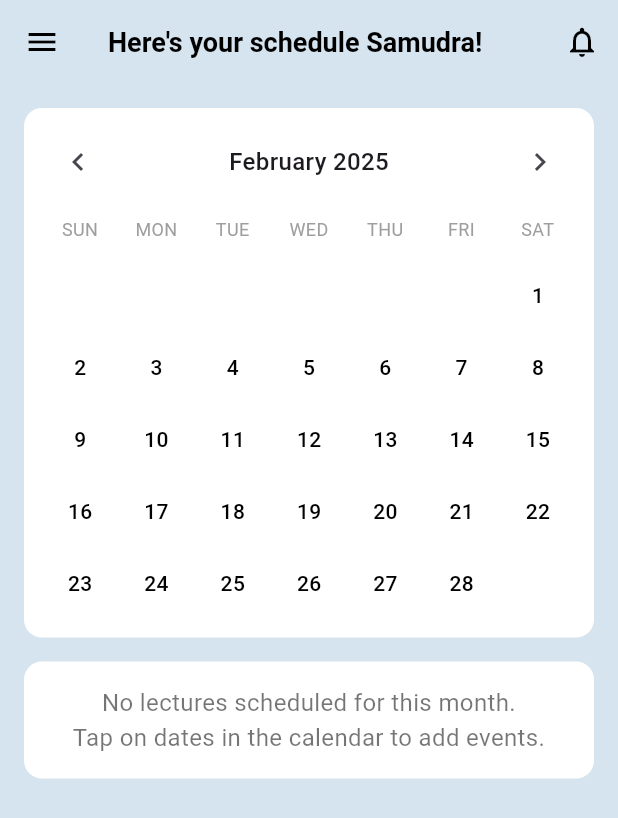
After one commit to dzyy7/admin_ocean_learn2, a Flutter app: the SchedulePage screen opened directly, after a tap on the "chevron left" icon, on a phone screen of 412 x 824 dp. The commit adds this screen. Shown: the top 818 px of the screen. Run offline on Flutter 3.47's test engine with Material 3 defaults, Android fonts, the phone set to English and light mode, and no system bars; our stand-ins replace flutter_svg, get, google_fonts; network calls fail.

Commit message:
feat: [DZ] add Schedule page and related components for scheduling functionality

```diff
--- a/lib/pages/dashboard/dashboard.dart
+++ b/lib/pages/dashboard/dashboard.dart
@@ -1,5 +1,6 @@
 import 'package:admin_ocean_learn2/pages/dashboard/dashboard_controller.dart';
 import 'package:admin_ocean_learn2/pages/home/home_page.dart';
+import 'package:admin_ocean_learn2/pages/schedule/schedule_page.dart';
 import 'package:admin_ocean_learn2/utils/color_palette.dart';
 import 'package:flutter/material.dart';
 import 'package:get/get.dart';
@@ -12,7 +13,7 @@ class Dashboard extends StatelessWidget {
   Widget build(BuildContext context) {
     final dashboardController = Get.put(DashboardController());
     final List<Widget> menus = [
-      HomePage(),
+      HomePage(), SchedulePage(),
     ];
 
     return Obx(() {
@@ -62,7 +63,6 @@ class Dashboard extends StatelessWidget {
                         radius: 25,
                         backgroundImage: NetworkImage(
                             'https://i.pinimg.com/736x/9f/be/f5/9fbef5a4ae96b3498fad7873a8ff9d09.jpg'),
-                        child: Icon(Icons.person, color: Colors.white),
                       ),
                       const SizedBox(width: 15),
                       Column(
--- /dev/null
+++ b/lib/pages/schedule/schedule_controller.dart
@@ -0,0 +1,72 @@
+import 'package:flutter/material.dart';
+import 'package:get/get.dart';
+
+class ScheduleController extends GetxController {
+  final Rx<DateTime> currentMonth = DateTime.now().obs;
+  final RxList<DateTime> markedDates = <DateTime>[].obs;
+
+  @override
+  void onInit() {
+    super.onInit();
+    markedDates.addAll([
+      DateTime(2025, 3, 8),
+      DateTime(2025, 3, 19),
+      DateTime(2025, 3, 24),
+      DateTime(2025, 3, 30),
+    ]);
+  }
+
+  void previousMonth() {
+    currentMonth.value = DateTime(currentMonth.value.year, currentMonth.value.month - 1);
+  }
+
+  void nextMonth() {
+    currentMonth.value = DateTime(currentMonth.value.year, currentMonth.value.month + 1);
+  }
+
+  void toggleDateMark(DateTime date) {
+    final normalizedDate = DateTime(date.year, date.month, date.day);
+
+    final index = markedDates.indexWhere((d) =>
+      d.year == normalizedDate.year &&
+      d.month == normalizedDate.month &&
+      d.day == normalizedDate.day
+    );
+
+    if (index >= 0) {
+      markedDates.removeAt(index);
+    } else {
+      markedDates.add(normalizedDate);
+    }
+  }
+
+  bool isDateMarked(DateTime date) {
+    return markedDates.any((d) =>
+      d.year == date.year &&
+      d.month == date.month &&
+      d.day == date.day
+    );
+  }
+
+  bool isToday(DateTime date) {
+    final now = DateTime.now();
+    return now.year == date.year &&
+           now.month == date.month &&
+           now.day == date.day;
+  }
+
+  List<DateTime> getMarkedDatesForCurrentMonth() {
+    return markedDates
+      .where((date) =>
+        date.year == currentMonth.value.year &&
+        date.month == currentMonth.value.month
+      )
+      .toList()
+      ..sort((a, b) => a.compareTo(b));
+  }
+
+  bool isDatePast(DateTime date) {
+    final now = DateTime.now();
+    return date.isBefore(now);
+  }
+}
--- /dev/null
+++ b/lib/pages/schedule/schedule_page.dart
@@ -0,0 +1,100 @@
+import 'package:admin_ocean_learn2/pages/schedule/schedule_controller.dart';
+import 'package:admin_ocean_learn2/utils/color_palette.dart';
+import 'package:admin_ocean_learn2/widget/schedule_component/schedule_card.dart';
+import 'package:admin_ocean_learn2/widget/schedule_component/schhedule_calendar.dart';
+import 'package:flutter/material.dart';
+import 'package:get/get.dart';
+import 'package:intl/intl.dart';
+
+
+class SchedulePage extends StatelessWidget {
+  const SchedulePage({super.key});
+
+  @override
+  Widget build(BuildContext context) {
+    // Initialize the controller
+    final controller = Get.put(ScheduleController());
+
+    return Scaffold(
+      backgroundColor: netralColor,
+      appBar: AppBar(
+        backgroundColor: netralColor,
+        elevation: 0,
+        leading: IconButton(
+          icon: const Icon(Icons.menu, color: Colors.black),
+          onPressed: () {
+            Scaffold.of(context).openDrawer();
+          },
+        ),
+        title: const Text(
+          "Here's your schedule Samudra!",
+          style: TextStyle(
+            color: Colors.black,
+            fontWeight: FontWeight.bold,
+            fontSize: 18,
+          ),
+        ),
+        actions: [
+          IconButton(
+            icon: const Icon(Icons.notifications_outlined, color: Colors.black),
+            onPressed: () {},
+          ),
+        ],
+      ),
+      body: SingleChildScrollView(
+        padding: const EdgeInsets.all(16.0),
+        child: Column(
+          children: [
+            CalendarWidget(controller: controller),
+            const SizedBox(height: 16),
+            _buildLectureSection(controller),
+          ],
+        ),
+      ),
+    );
+  }
+
+  Widget _buildLectureSection(ScheduleController controller) {
+    return Obx(() {
+      final markedDates = controller.getMarkedDatesForCurrentMonth();
+
+      if (markedDates.isEmpty) {
+        return Container(
+          padding: const EdgeInsets.all(16),
+          decoration: BoxDecoration(
+            color: Colors.white,
+            borderRadius: BorderRadius.circular(12),
+          ),
+          child: const Center(
+            child: Text(
+              "No lectures scheduled for this month.\nTap on dates in the calendar to add events.",
+              textAlign: TextAlign.center,
+              style: TextStyle(
+                color: Colors.black54,
+                fontSize: 16,
+              ),
+            ),
+          ),
+        );
+      }
+
+      return Column(
+        children: markedDates.asMap().entries.map((entry) {
+          final index = entry.key;
+          final date = entry.value;
+          final isPast = controller.isDatePast(date);
+          final formattedDate = DateFormat('MMMM d yyyy').format(date);
+
+          return Padding(
+            padding: EdgeInsets.only(bottom: index < markedDates.length - 1 ? 16 : 0),
+            child: ScheduleCard(
+              weekNumber: index + 1,
+              date: formattedDate,
+              isPast: isPast,
+            ),
+          );
+        }).toList(),
+      );
+    });
+  }
+}
--- /dev/null
+++ b/lib/widget/schedule_component/schedule_card.dart
@@ -0,0 +1,83 @@
+import 'package:flutter/material.dart';
+
+class ScheduleCard extends StatelessWidget {
+  final int weekNumber;
+  final String date;
+  final bool isPast;
+  final Function()? onEditPressed;
+
+  const ScheduleCard({
+    Key? key,
+    required this.weekNumber,
+    required this.date,
+    required this.isPast,
+    this.onEditPressed,
+  }) : super(key: key);
+
+  @override
+  Widget build(BuildContext context) {
+    return Container(
+      padding: const EdgeInsets.all(16),
+      decoration: BoxDecoration(
+        color: Colors.white,
+        borderRadius: BorderRadius.circular(12),
+      ),
+      child: Stack(
+        children: [
+          Column(
+            crossAxisAlignment: CrossAxisAlignment.start,
+            children: [
+              Text(
+                "Week $weekNumber: Lecture Title",
+                style: const TextStyle(
+                  fontWeight: FontWeight.bold,
+                  fontSize: 16,
+                ),
+              ),
+              const SizedBox(height: 4),
+              Text(
+                isPast ? "Incoming this week on $date" : "Incoming on $date",
+                style: const TextStyle(
+                  color: Colors.black87,
+                  fontSize: 14,
+                ),
+              ),
+              const SizedBox(height: 16),
+              InkWell(
+                onTap: () {},
+                child: Container(
+                  padding: const EdgeInsets.symmetric(vertical: 12),
+                  width: double.infinity,
+                  decoration: BoxDecoration(
+                    color: const Color(0xFFE1F5FE),
+                    borderRadius: BorderRadius.circular(8),
+                  ),
+                  child: const Text(
+                    "Mark your attendance",
+                    textAlign: TextAlign.center,
+                    style: TextStyle(
+                      color: Colors.black87,
+                      fontWeight: FontWeight.w500,
+                    ),
+                  ),
+                ),
+              ),
+            ],
+          ),
+          Positioned(
+            top: 0,
+            right: 0,
+            child: IconButton(
+              icon: const Icon(Icons.edit, size: 20),
+              onPressed: onEditPressed,
+              splashRadius: 20,
+              padding: EdgeInsets.zero,
+              constraints: const BoxConstraints(),
+              tooltip: "Edit",
+            ),
+          ),
+        ],
+      ),
+    );
+  }
+}
--- /dev/null
+++ b/lib/widget/schedule_component/schhedule_calendar.dart
@@ -0,0 +1,162 @@
+import 'package:admin_ocean_learn2/pages/schedule/schedule_controller.dart';
+import 'package:flutter/material.dart';
+import 'package:get/get.dart';
+import 'package:intl/intl.dart';
+
+class CalendarWidget extends StatelessWidget {
+  final ScheduleController controller;
+
+  const CalendarWidget({
+    Key? key,
+    required this.controller,
+  }) : super(key: key);
+
+  @override
+  Widget build(BuildContext context) {
+    return Container(
+      padding: const EdgeInsets.all(12),
+      decoration: BoxDecoration(
+        color: Colors.white,
+        borderRadius: BorderRadius.circular(12),
+      ),
+      child: Column(
+        children: [
+          _buildCalendarHeader(),
+          const SizedBox(height: 12),
+          _buildWeekdayHeaders(),
+          const SizedBox(height: 12),
+          Obx(() => _buildCalendarDays()),
+        ],
+      ),
+    );
+  }
+
+  Widget _buildCalendarHeader() {
+    return Obx(() => Row(
+      mainAxisAlignment: MainAxisAlignment.spaceBetween,
+      children: [
+        IconButton(
+          icon: const Icon(Icons.chevron_left),
+          onPressed: controller.previousMonth,
+          padding: EdgeInsets.zero,
+          constraints: const BoxConstraints(),
+        ),
+        Text(
+          DateFormat('MMMM yyyy').format(controller.currentMonth.value),
+          style: const TextStyle(
+            fontWeight: FontWeight.w500,
+            fontSize: 16,
+          ),
+        ),
+        IconButton(
+          icon: const Icon(Icons.chevron_right),
+          onPressed: controller.nextMonth,
+          padding: EdgeInsets.zero,
+          constraints: const BoxConstraints(),
+        ),
+      ],
+    ));
+  }
+
+  Widget _buildWeekdayHeaders() {
+    final weekdays = ["SUN", "MON", "TUE", "WED", "THU", "FRI", "SAT"];
+    return Row(
+      mainAxisAlignment: MainAxisAlignment.spaceAround,
+      children: weekdays.map((day) {
+        return SizedBox(
+          width: 40,
+          child: Text(
+            day,
+            style: const TextStyle(
+              fontSize: 12,
+              color: Colors.grey,
+            ),
+            textAlign: TextAlign.center,
+          ),
+        );
+      }).toList(),
+    );
+  }
+
+  Widget _buildCalendarDays() {
+    // First day of the month
+    final currentMonth = controller.currentMonth.value;
+    final firstDay = DateTime(currentMonth.year, currentMonth.month, 1);
+    // Days in month
+    final daysInMonth = DateTime(currentMonth.year, currentMonth.month + 1, 0).day;
+    // Calculate offset for first day (0 = Sunday, 1 = Monday, etc.)
+    final firstWeekdayOfMonth = firstDay.weekday % 7;
+
+    // Generate calendar grid
+    List<Widget> weeks = [];
+    int day = 1;
+
+    // Generate up to 6 weeks to cover all possible month layouts
+    for (int week = 0; week < 6; week++) {
+      List<Widget> daysRow = [];
+
+      for (int weekday = 0; weekday < 7; weekday++) {
+        // Skip days before the first day of the month
+        if (week == 0 && weekday < firstWeekdayOfMonth) {
+          daysRow.add(const SizedBox(width: 40, height: 40));
+          continue;
+        }
+
+        // Stop after we've rendered all days of the month
+        if (day > daysInMonth) {
+          daysRow.add(const SizedBox(width: 40, height: 40));
+          continue;
+        }
+
+        // Create the date for this calendar cell
+        final date = DateTime(currentMonth.year, currentMonth.month, day);
+
+        // Add the day widget to the row
+        daysRow.add(_buildCalendarDay(day, date));
+        day++;
+      }
+
+      weeks.add(
+        Row(
+          mainAxisAlignment: MainAxisAlignment.spaceAround,
+          children: daysRow,
+        ),
+      );
+
+      // If we've rendered all days, break out of the loop
+      if (day > daysInMonth) break;
+    }
+
+    return Column(children: weeks);
+  }
+
+  Widget _buildCalendarDay(int day, DateTime date) {
+    return Obx(() {
+      final isMarked = controller.isDateMarked(date);
+      final isToday = controller.isToday(date);
+
+      return InkWell(
+        onTap: () => controller.toggleDateMark(date),
+        child: Container(
+          width: 40,
+          height: 40,
+          alignment: Alignment.center,
+          margin: const EdgeInsets.symmetric(vertical: 4),
+          decoration: isMarked
+              ? BoxDecoration(
+                  color: Colors.lightBlue,
+                  shape: BoxShape.circle,
+                )
+              : null,
+          child: Text(
+            day.toString(),
+            style: TextStyle(
+              color: isMarked ? Colors.white : Colors.black,
+              fontWeight: isToday ? FontWeight.bold : FontWeight.w500,
+            ),
+          ),
+        ),
+      );
+    });
+  }
+}
```
